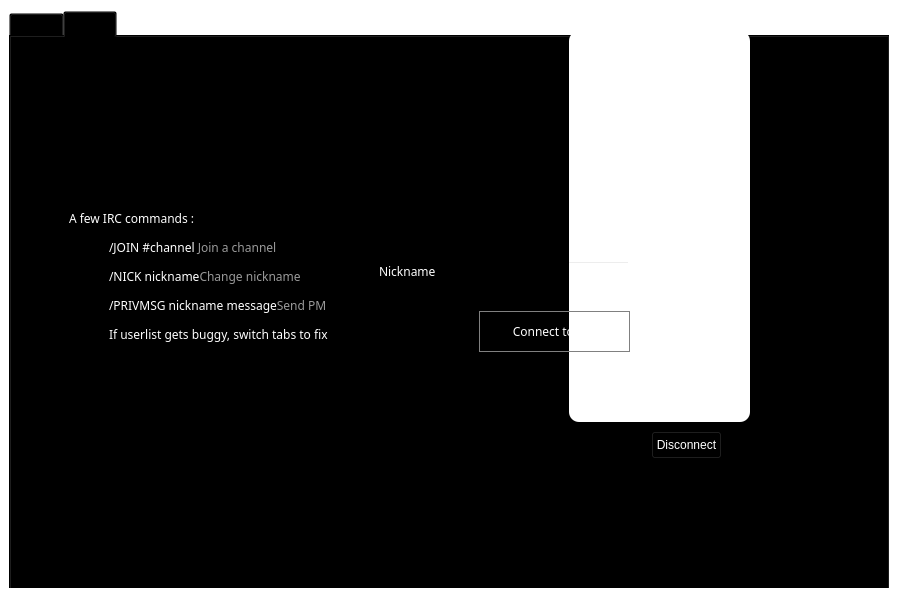
Old version of the form src/qt/forms/chatwindow.ui in the repository thelonecrouton/bitcredit.
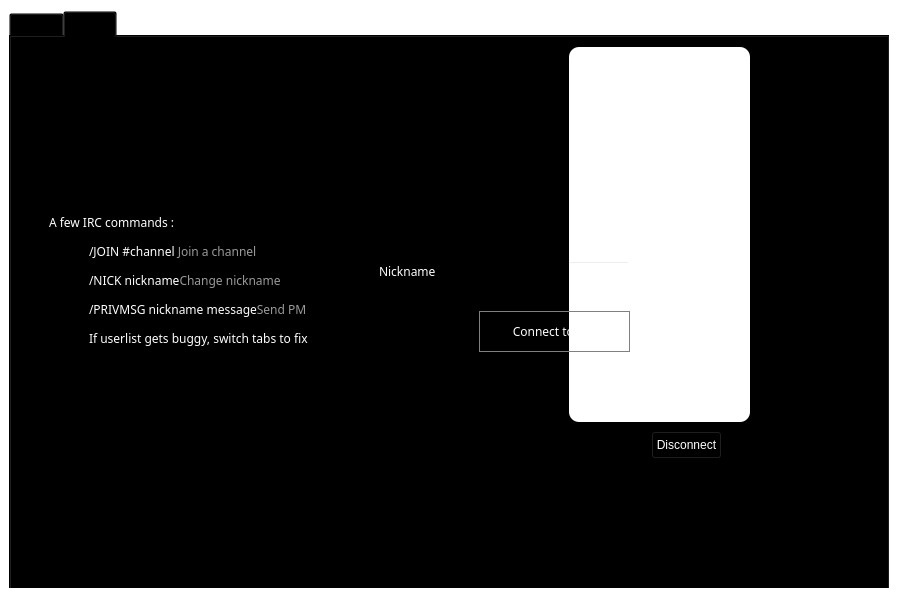
New version of the form.

Commit message: exchangebrowser form stylesheet tweaks for legibility plus better scrollbars

What changed in the file:
```diff
--- a/src/qt/forms/chatwindow.ui
+++ b/src/qt/forms/chatwindow.ui
@@ -96,9 +96,9 @@
        <property name="geometry">
         <rect>
          <x>560</x>
-         <y>20</y>
+         <y>36</y>
          <width>181</width>
-         <height>391</height>
+         <height>375</height>
         </rect>
        </property>
        <property name="minimumSize">
@@ -160,9 +160,9 @@
       <widget class="QLabel" name="label_2">
        <property name="geometry">
         <rect>
-         <x>60</x>
-         <y>160</y>
-         <width>291</width>
+         <x>40</x>
+         <y>164</y>
+         <width>321</width>
          <height>211</height>
         </rect>
        </property>
```
The commit also changes 3 other files.
